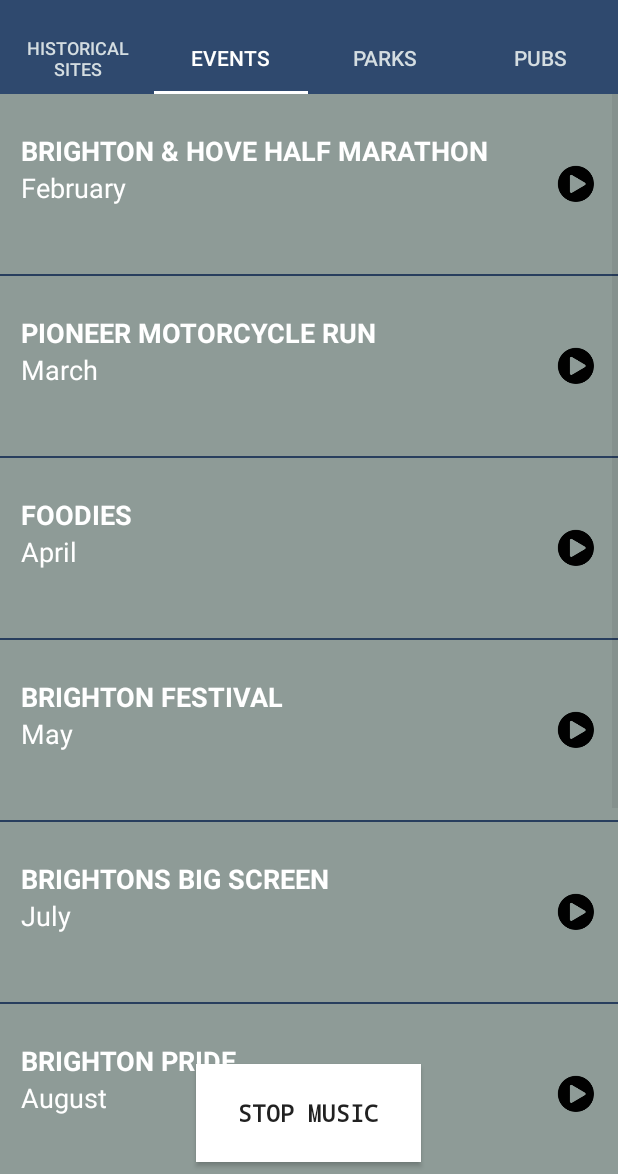
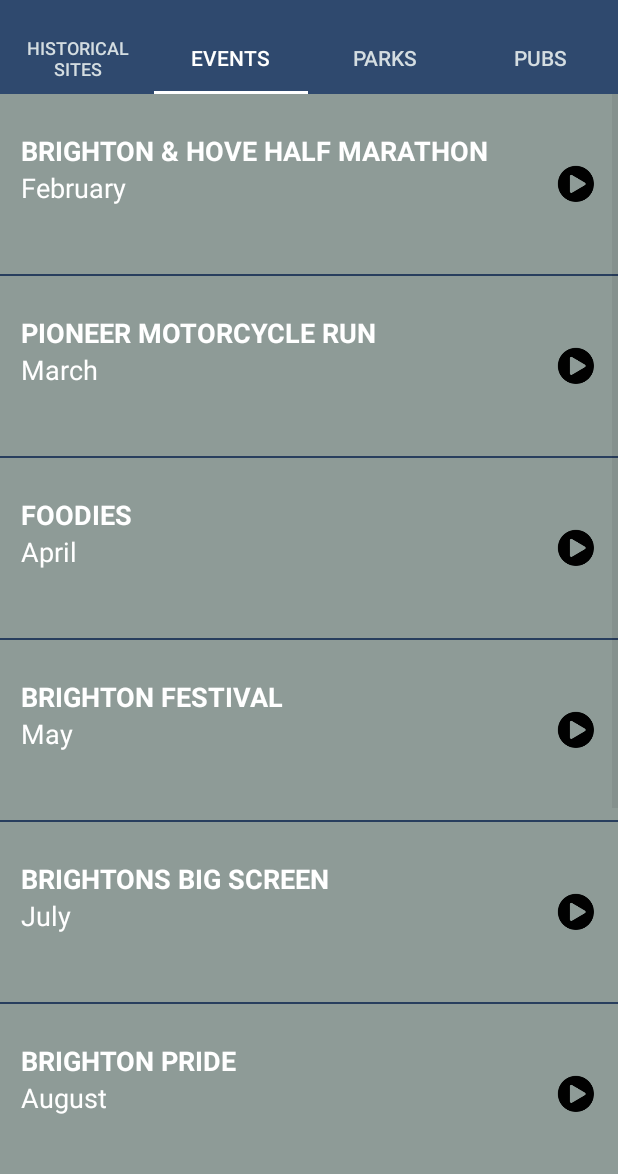
Before and after one commit to jsisanova/TourGuideApp, an Android app: the screen it shows after launch (MainActivity), tab 2 chosen, on a phone screen of 412 x 824 dp, the part 62-1236 px from its top. Run offline under Robolectric (Android 15) with nearby library versions, the phone set to English and light mode, and no system bars.

Commit message:
Make stop button work properly

```diff
--- a/app/src/main/java/com/example/android/tourguideapp/EventsFragment.java
+++ b/app/src/main/java/com/example/android/tourguideapp/EventsFragment.java
@@ -28,8 +28,6 @@ public class EventsFragment extends Fragment {
     private AudioManager mAudioManager;
 
     private int lastSelectedPosition = -1;
-
-//    private boolean isPlaying = false;
 
     /**
      * This listener gets triggered whenever the audio focus changes
@@ -109,7 +107,7 @@ public class EventsFragment extends Fragment {
     public View onCreateView(LayoutInflater inflater, ViewGroup container,
                              Bundle savedInstanceState) {
 
-        View rootView = inflater.inflate(R.layout.attractions_list, container, false);
+        final View rootView = inflater.inflate(R.layout.attractions_list, container, false);
 
         // Create and setup the {@link AudioManager} to request audio focus.
         // Fragment does not have access to system services, whereas the Activity does - that's why
@@ -143,6 +141,9 @@ public class EventsFragment extends Fragment {
         // {@link ListView} will display list items for each {@link Attraction} in the list.
         listView.setAdapter(adapter);
 
+        final Button stopButton = (Button) rootView.findViewById(R.id.stop_button);
+        stopButton.setVisibility(View.INVISIBLE);
+
         // Set a click listener to play the audio when the list item is clicked on
         listView.setOnItemClickListener(new AdapterView.OnItemClickListener() {
             @Override
@@ -170,28 +171,21 @@ public class EventsFragment extends Fragment {
                     // Start the audio file
                     mMediaPlayer.start();
 
+                    stopButton.setVisibility(View.VISIBLE);
+                    stopButton.setOnClickListener(new View.OnClickListener() {
+                        @Override
+                        public void onClick(View v) {
+                            mMediaPlayer.stop();
+                            stopButton.setVisibility(View.GONE);
+                        }
+                    });
+
                     // Setup a listener on the media player, so that we can stop and release the
                     // media player once the sound has finished playing.
                     mMediaPlayer.setOnCompletionListener(mCompletionListener);
                 }
-//                isPlaying = true;
             }
         });
-
-        Button stopButton = (Button) rootView.findViewById(R.id.stop_button);
-        stopButton.setOnClickListener(new View.OnClickListener() {
-            @Override
-            public void onClick(View v) {
-                mMediaPlayer.stop();
-            }
-        });
-//
-//        if (isPlaying) {
-//          stopButton.setVisibility(View.VISIBLE);
-//        }
-//        else {
-//            stopButton.setVisibility(View.INVISIBLE);
-//        }
         return rootView;
     }
 }
```
